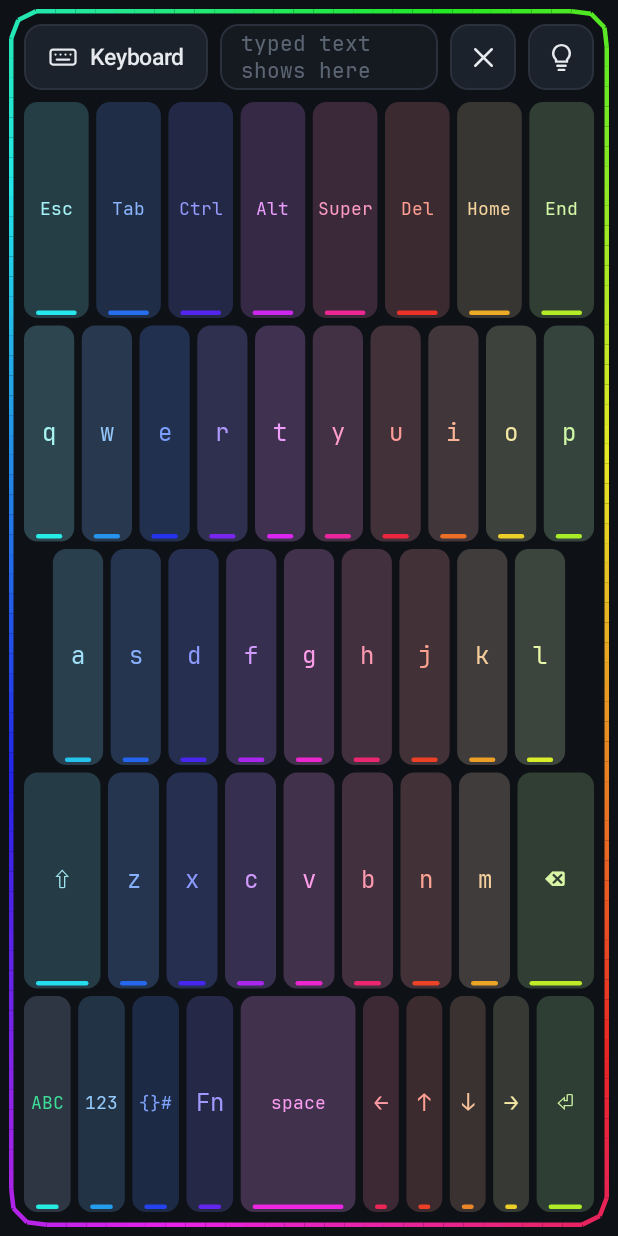
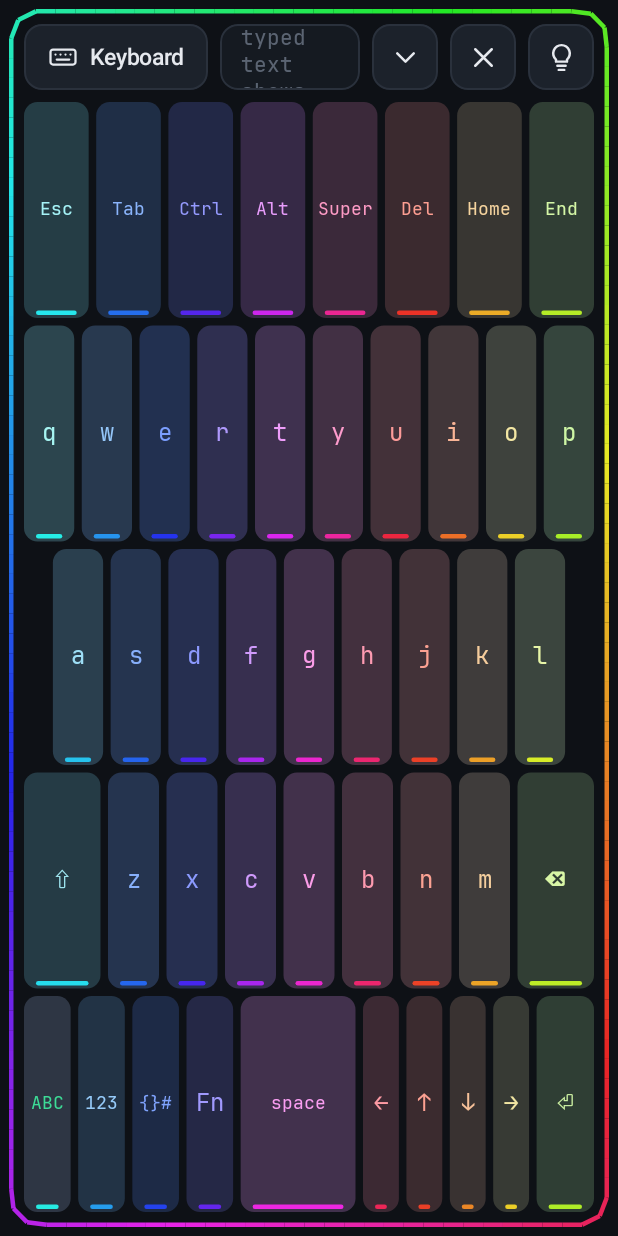
Before and after one commit to n1th1n-19/w-one, an Android app built with Jetpack Compose: the screen it shows after launch (MainActivity), after a tap on "Keyboard", on a phone screen of 412 x 824 dp. Run offline under Robolectric (Android 15) with nearby library versions, the phone set to English and light mode, and no system bars; 1 other tap on this screen came first.

Commit message:
Preview fills the bar width and expands into a scrolling text panel

```diff
--- a/app/src/main/kotlin/app/wone/ui/KeyboardScreen.kt
+++ b/app/src/main/kotlin/app/wone/ui/KeyboardScreen.kt
@@ -6,6 +6,8 @@ import androidx.compose.foundation.layout.Box
 import androidx.compose.foundation.layout.RowScope
 import androidx.compose.foundation.layout.fillMaxHeight
 import androidx.compose.foundation.layout.fillMaxSize
+import androidx.compose.foundation.layout.fillMaxWidth
+import androidx.compose.foundation.verticalScroll
 import androidx.compose.foundation.layout.height
 import androidx.compose.foundation.layout.padding
 import androidx.compose.foundation.layout.Row
@@ -100,7 +102,7 @@ private fun appendTyped(cur: String, token: String): String {
     val next = if (token == "\b") {
         if (cur.endsWith("]")) cur.substring(0, cur.lastIndexOf('[').coerceAtLeast(0)) else cur.dropLast(1)
     } else cur + token
-    return if (next.length > 240) next.takeLast(240) else next
+    return if (next.length > 2000) next.takeLast(2000) else next
 }
 
 @Composable
@@ -112,6 +114,7 @@ fun KeyboardScreen(nav: (Screen) -> Unit) {
     var layer by remember { mutableStateOf(Layer.Abc) }
     val typed = remember { mutableStateOf("") }
     var panel by remember { mutableStateOf(false) }
+    var expanded by remember { mutableStateOf(false) }
     val time = remember { mutableFloatStateOf(0f) }
     val heat = remember { HashMap<String, Int>() }
     val hits = remember { ArrayList<Hit>() }
@@ -159,6 +162,7 @@ fun KeyboardScreen(nav: (Screen) -> Unit) {
         mode = Mode.Keyboard, nav = nav,
         bar = {
             PreviewBar(typed.value, settings.secureTyping, Modifier.weight(1f))
+            IconBtn(if (expanded) Icons.up else Icons.down, "Expand typed text", { expanded = !expanded }, active = expanded)
             IconBtn(Icons.close, "Clear typed text", { typed.value = "" })
             IconBtn(Icons.light, "Lighting effects", { panel = !panel }, active = panel)
         },
@@ -255,19 +259,41 @@ fun KeyboardScreen(nav: (Screen) -> Unit) {
                     drawText(layout, topLeft = Offset(cx - layout.size.width / 2f, cy - layout.size.height / 2f - bar / 3f))
                 }
             }
+            if (expanded) ExpandedPreview(typed.value, settings.secureTyping, Modifier.align(Alignment.TopStart))
             if (panel) LightingPanel(onClose = { panel = false })
         }
     }
 }
 
+private fun mask(text: String, secure: Boolean) = if (secure) text.replace(Regex("[^\\n]"), "•") else text
+
+/** One line that always ends at the latest character, using all the width there is. */
 @Composable
 private fun PreviewBar(text: String, secure: Boolean, modifier: Modifier) {
-    val shown = (if (secure) text.replace(Regex("[^\\n]"), "•") else text).replace("\n", "↵").takeLast(40)
+    val tm = rememberTextMeasurer()
+    val charPx = remember { tm.measure("M", Type.code).size.width.coerceAtLeast(1) }
+    var widthPx by remember { mutableStateOf(0) }
+    val fit = ((widthPx - 28 * LocalContext.current.resources.displayMetrics.density) / charPx).toInt().coerceAtLeast(4)
+    val shown = mask(text, secure).takeLast(fit)
     Row(
-        modifier.height(44.dp).panel(Pal.surface, 12.dp).padding(horizontal = 14.dp),
+        modifier.height(44.dp).onSizeChanged { widthPx = it.width }.panel(Pal.surface, 12.dp).padding(horizontal = 14.dp),
         verticalAlignment = Alignment.CenterVertically, horizontalArrangement = Arrangement.Start,
     ) {
         if (shown.isEmpty()) Tx("typed text shows here", Type.code, Pal.faint)
         else Tx(shown, Type.code)
     }
 }
+
+/** Taller panel with the whole text, wrapped, scrolled to the newest line. */
+@Composable
+private fun ExpandedPreview(text: String, secure: Boolean, modifier: Modifier) {
+    val scroll = androidx.compose.foundation.rememberScrollState()
+    LaunchedEffect(text) { scroll.scrollTo(scroll.maxValue) }
+    Box(
+        modifier.fillMaxWidth().fillMaxHeight(0.4f).panel(Pal.raised, 14.dp)
+            .verticalScroll(scroll).padding(14.dp),
+    ) {
+        val shown = mask(text, secure)
+        if (shown.isEmpty()) Tx("typed text shows here", Type.code, Pal.faint) else Tx(shown, Type.code)
+    }
+}
```
